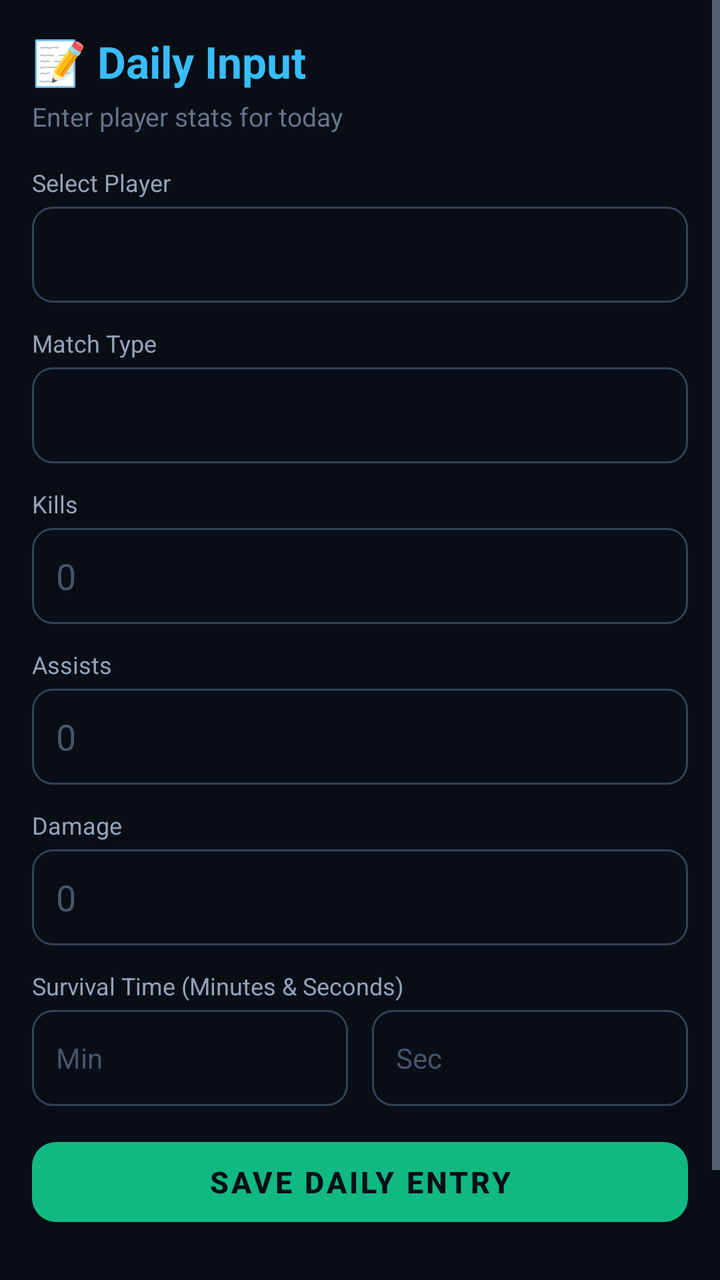
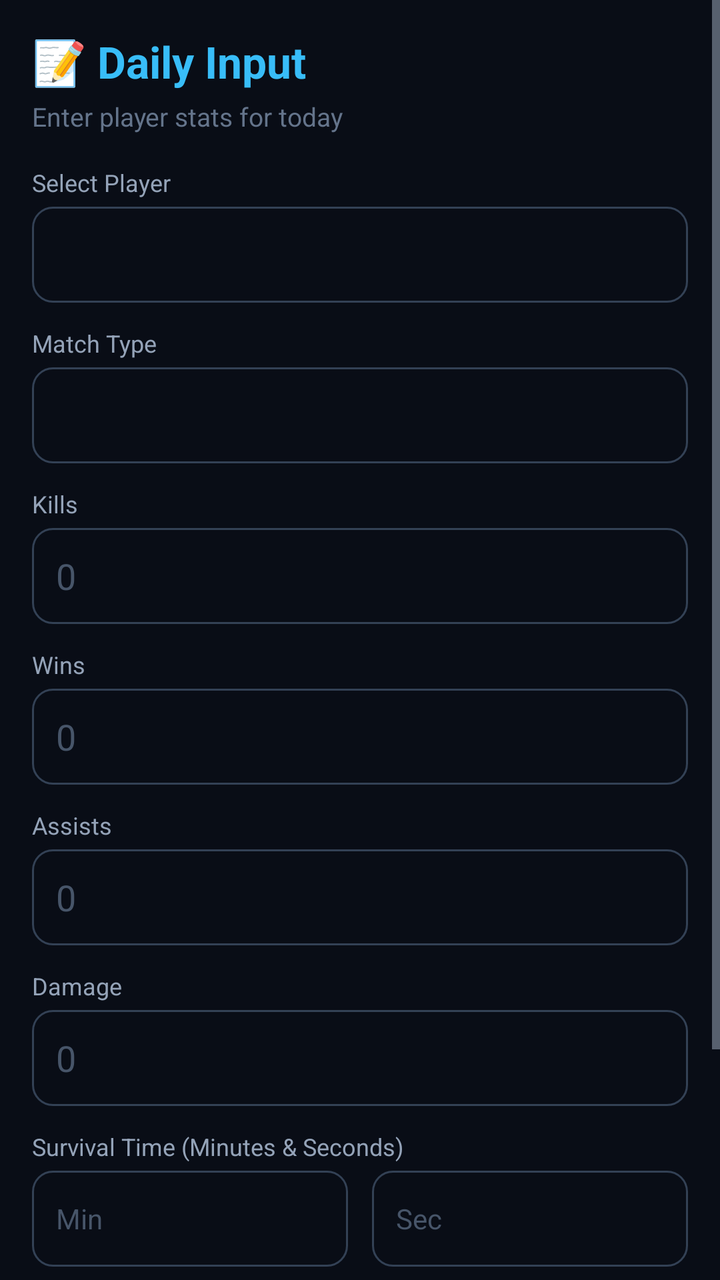

Before-and-after screenshots of an Android layout around one commit, followed by the original layout XML and the change that was made.
<!-- AndroidManifest.xml: activity theme Theme.ZeroStress -->
<!-- res/layout/activity_daily_input.xml -->
<?xml version="1.0" encoding="utf-8"?>
<ScrollView xmlns:android="http://schemas.android.com/apk/res/android"
    xmlns:app="http://schemas.android.com/apk/res-auto"
    android:layout_width="match_parent"
    android:layout_height="match_parent"
    android:background="#090d16">

    <LinearLayout
        android:layout_width="match_parent"
        android:layout_height="wrap_content"
        android:orientation="vertical"
        android:padding="16dp">

        <TextView
            android:layout_width="wrap_content"
            android:layout_height="wrap_content"
            android:text="📝 Daily Input"
            android:textColor="#38bdf8"
            android:textSize="22sp"
            android:textStyle="bold" />

        <TextView
            android:layout_width="wrap_content"
            android:layout_height="wrap_content"
            android:text="Enter player stats for today"
            android:textColor="#64748b"
            android:textSize="13sp"
            android:layout_marginTop="4dp"
            android:layout_marginBottom="16dp" />

        <TextView
            android:layout_width="wrap_content"
            android:layout_height="wrap_content"
            android:text="Select Player"
            android:textColor="#94a3b8"
            android:textSize="12sp"
            android:layout_marginBottom="4dp" />

        <Spinner
            android:id="@+id/spinnerDailyPlayerName"
            android:layout_width="match_parent"
            android:layout_height="48dp"
            android:background="@drawable/bg_input"
            android:paddingHorizontal="12dp"
            android:layout_marginBottom="12dp" />

        <TextView
            android:layout_width="wrap_content"
            android:layout_height="wrap_content"
            android:text="Match Type"
            android:textColor="#94a3b8"
            android:textSize="12sp"
            android:layout_marginBottom="4dp" />

        <Spinner
            android:id="@+id/spinnerDailyMatchType"
            android:layout_width="match_parent"
            android:layout_height="48dp"
            android:background="@drawable/bg_input"
            android:paddingHorizontal="12dp"
            android:layout_marginBottom="12dp" />

        <TextView
            android:layout_width="wrap_content"
            android:layout_height="wrap_content"
            android:text="Kills"
            android:textColor="#94a3b8"
            android:textSize="12sp"
            android:layout_marginBottom="4dp" />

        <EditText
            android:id="@+id/etDailyKills"
            android:layout_width="match_parent"
            android:layout_height="48dp"
            android:background="@drawable/bg_input"
            android:hint="0"
            android:inputType="number"
            android:textColor="#f1f5f9"
            android:textColorHint="#475569"
            android:paddingHorizontal="12dp"
            android:layout_marginBottom="12dp" />

        <TextView
            android:layout_width="wrap_content"
            android:layout_height="wrap_content"
            android:text="Assists"
            android:textColor="#94a3b8"
            android:textSize="12sp"
            android:layout_marginBottom="4dp" />

        <EditText
            android:id="@+id/etDailyAssists"
            android:layout_width="match_parent"
            android:layout_height="48dp"
            android:background="@drawable/bg_input"
            android:hint="0"
            android:inputType="number"
            android:textColor="#f1f5f9"
            android:textColorHint="#475569"
            android:paddingHorizontal="12dp"
            android:layout_marginBottom="12dp" />

        <TextView
            android:layout_width="wrap_content"
            android:layout_height="wrap_content"
            android:text="Damage"
            android:textColor="#94a3b8"
            android:textSize="12sp"
            android:layout_marginBottom="4dp" />

        <EditText
            android:id="@+id/etDailyDamage"
            android:layout_width="match_parent"
            android:layout_height="48dp"
            android:background="@drawable/bg_input"
            android:hint="0"
            android:inputType="number"
            android:textColor="#f1f5f9"
            android:textColorHint="#475569"
            android:paddingHorizontal="12dp"
            android:layout_marginBottom="12dp" />

        <TextView
            android:layout_width="wrap_content"
            android:layout_height="wrap_content"
            android:text="Survival Time (Minutes &amp; Seconds)"
            android:textColor="#94a3b8"
            android:textSize="12sp"
            android:layout_marginBottom="4dp" />

        <LinearLayout
            android:layout_width="match_parent"
            android:layout_height="wrap_content"
            android:orientation="horizontal"
            android:layout_marginBottom="12dp">

            <EditText
                android:id="@+id/etDailyMinutes"
                android:layout_width="0dp"
                android:layout_height="48dp"
                android:layout_weight="1"
                android:layout_marginEnd="6dp"
                android:background="@drawable/bg_input"
                android:hint="Min"
                android:inputType="number"
                android:textColor="#f1f5f9"
                android:textColorHint="#475569"
                android:paddingHorizontal="12dp"
                android:textSize="14sp" />

            <EditText
                android:id="@+id/etDailySeconds"
                android:layout_width="0dp"
                android:layout_height="48dp"
                android:layout_weight="1"
                android:layout_marginStart="6dp"
                android:background="@drawable/bg_input"
                android:hint="Sec"
                android:inputType="number"
                android:textColor="#f1f5f9"
                android:textColorHint="#475569"
                android:paddingHorizontal="12dp"
                android:textSize="14sp" />
        </LinearLayout>

        <com.google.android.material.button.MaterialButton
            android:id="@+id/btnDailySubmit"
            android:layout_width="match_parent"
            android:layout_height="52dp"
            android:text="SAVE DAILY ENTRY"
            android:textColor="#090d16"
            android:textSize="15sp"
            android:textStyle="bold"
            app:backgroundTint="#10b981"
            app:cornerRadius="12dp" />

        <ProgressBar
            android:id="@+id/progressBar"
            android:layout_width="wrap_content"
            android:layout_height="wrap_content"
            android:layout_gravity="center"
            android:layout_marginTop="12dp"
            android:visibility="gone" />

        <TextView
            android:layout_width="wrap_content"
            android:layout_height="wrap_content"
            android:layout_marginTop="20dp"
            android:text="Recent Entries"
            android:textColor="#ffffff"
            android:textSize="16sp"
            android:textStyle="bold" />

        <TextView
            android:id="@+id/tvDailyStatus"
            android:layout_width="match_parent"
            android:layout_height="wrap_content"
            android:text="No entries today"
            android:textColor="#94a3b8"
            android:textSize="13sp"
            android:layout_marginTop="8dp"
            android:fontFamily="monospace" />

    </LinearLayout>
</ScrollView>
<!-- resources referenced by this layout -->
<resources>
  <!-- drawable bg_input (drawable) -->
  <?xml version="1.0" encoding="utf-8"?>
  <shape xmlns:android="http://schemas.android.com/apk/res/android"
      android:shape="rectangle">
      <solid android:fillColor="#1e293b" />
      <corners android:radius="10dp" />
      <stroke android:width="1dp" android:color="#334155" />
  </shape>
  <style name="Theme.ZeroStress" parent="Theme.MaterialComponents.DayNight.NoActionBar">
          <item name="colorPrimary">@color/primary</item>
          <item name="colorPrimaryDark">@color/primary_dark</item>
          <item name="colorAccent">@color/accent</item>
          <item name="android:windowBackground">@color/bg_main</item>
          <item name="android:statusBarColor">@color/bg_main</item>
          <item name="android:navigationBarColor">@color/bg_main</item>
          <item name="android:textColorPrimary">@color/text_primary</item>
          <item name="android:textColorSecondary">@color/text_secondary</item>
      </style>
  <color name="primary">#667eea</color>
  <color name="primary_dark">#764ba2</color>
  <color name="accent">#38ef7d</color>
  <color name="bg_main">#0f0c29</color>
  <color name="text_primary">#ffffff</color>
  <color name="text_secondary">#a0aec0</color>
</resources>

<!-- the commit's change to res/layout/activity_daily_input.xml (unified diff, before → after) -->
@@ -70,6 +70,26 @@
 
         <EditText
             android:id="@+id/etDailyKills"
+            android:layout_width="match_parent"
+            android:layout_height="48dp"
+            android:background="@drawable/bg_input"
+            android:hint="0"
+            android:inputType="number"
+            android:textColor="#f1f5f9"
+            android:textColorHint="#475569"
+            android:paddingHorizontal="12dp"
+            android:layout_marginBottom="12dp" />
+
+        <TextView
+            android:layout_width="wrap_content"
+            android:layout_height="wrap_content"
+            android:text="Wins"
+            android:textColor="#94a3b8"
+            android:textSize="12sp"
+            android:layout_marginBottom="4dp" />
+
+        <EditText
+            android:id="@+id/etDailyWins"
             android:layout_width="match_parent"
             android:layout_height="48dp"
             android:background="@drawable/bg_input"
